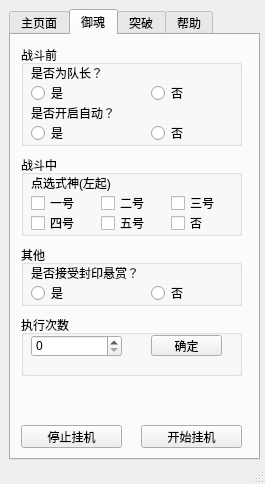
Before: the Qt Designer form yyswindow.ui in huangyisan/yys_assistant, drawn with Qt 5.
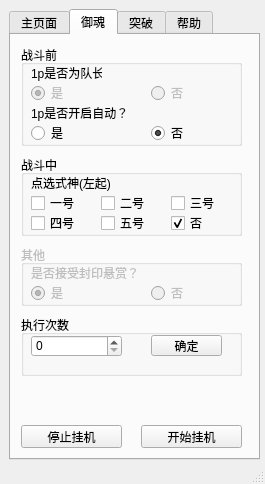
After: the same form once the commit is applied. The open tabs and pages were chosen to show the change.

Commit message: 单人模式关闭队长选择

Patch:
```diff
--- a/yyswindow.ui
+++ b/yyswindow.ui
@@ -375,6 +375,9 @@
        <string>战斗前</string>
       </property>
       <widget class="QRadioButton" name="btn_radio_leader_yes">
+       <property name="enabled">
+        <bool>false</bool>
+       </property>
        <property name="geometry">
         <rect>
          <x>10</x>
@@ -390,13 +393,16 @@
         <bool>true</bool>
        </property>
        <property name="checked">
-        <bool>false</bool>
+        <bool>true</bool>
        </property>
        <attribute name="buttonGroup">
         <string notr="true">buttonGroup</string>
        </attribute>
       </widget>
       <widget class="QRadioButton" name="btn_radio_leader_no">
+       <property name="enabled">
+        <bool>false</bool>
+       </property>
        <property name="geometry">
         <rect>
          <x>130</x>
@@ -422,7 +428,7 @@
         </rect>
        </property>
        <property name="text">
-        <string>是否为队长？</string>
+        <string>1p是否为队长？</string>
        </property>
       </widget>
       <widget class="QRadioButton" name="btn_radio_auto_yes">
@@ -450,6 +456,9 @@
        <property name="text">
         <string>否</string>
        </property>
+       <property name="checked">
+        <bool>true</bool>
+       </property>
       </widget>
       <widget class="QLabel" name="label_2">
        <property name="geometry">
@@ -461,7 +470,7 @@
         </rect>
        </property>
        <property name="text">
-        <string>是否开启自动？</string>
+        <string>1p是否开启自动？</string>
        </property>
       </widget>
      </widget>
@@ -559,6 +568,9 @@
        <property name="text">
         <string>否</string>
        </property>
+       <property name="checked">
+        <bool>true</bool>
+       </property>
        <attribute name="buttonGroup">
         <string notr="true">buttonGroup_2</string>
        </attribute>
@@ -594,6 +606,9 @@
       </widget>
      </widget>
      <widget class="QGroupBox" name="groupbox_other">
+      <property name="enabled">
+       <bool>false</bool>
+      </property>
       <property name="geometry">
        <rect>
         <x>10</x>
@@ -630,6 +645,9 @@
        <property name="text">
         <string>是</string>
        </property>
+       <property name="checked">
+        <bool>true</bool>
+       </property>
       </widget>
       <widget class="QRadioButton" name="btn_radio_reward_no">
        <property name="geometry">
```
Left out of the diff: 10 changed lines with no effect on the pictures. The commit also changes 2 other files.
